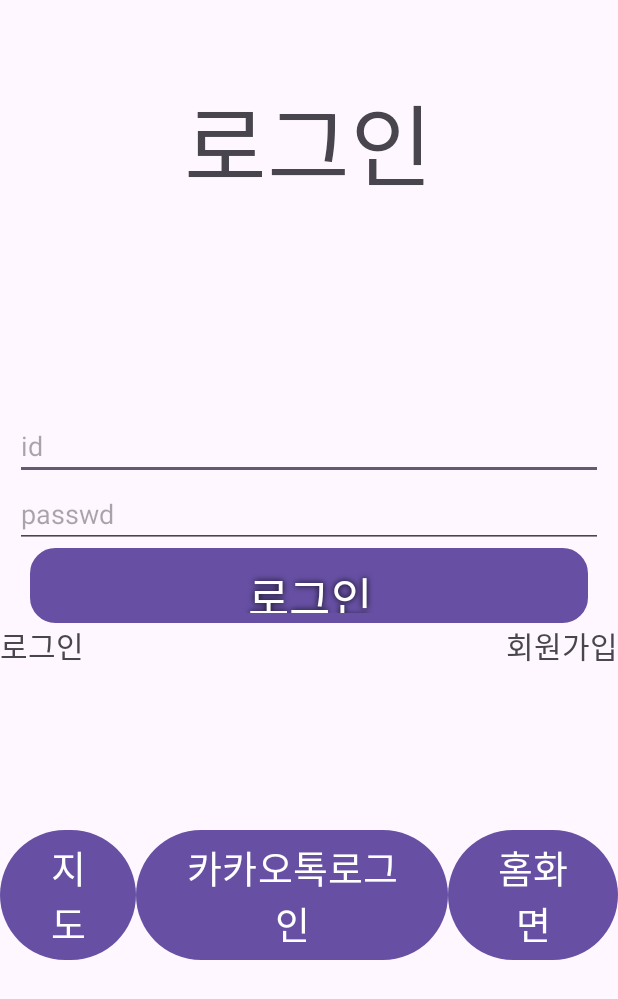
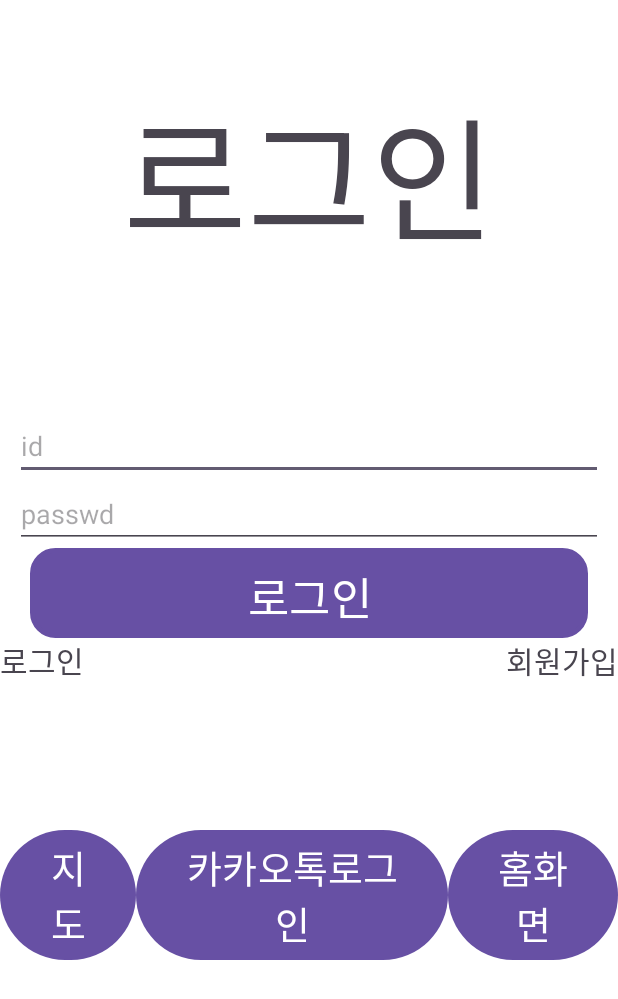
Before and after one commit to HyunBeen0903/MpTeamProject, an Android app: the screen it shows after launch (MainActivity), on a phone screen of 412 x 824 dp. Shown: the top 999 px of the screen. Run offline under Robolectric (Android 15) with nearby library versions, the phone set to English and light mode, and no system bars; our stand-ins replace Firebase (no records; nobody signed in at launch, a user with empty details on screens opened directly); libraries missing offline, so code that uses them is left out: com.kakao.sdk; 1 statement that could not run was skipped.

Commit message:
조금꾸며보았습니다

```diff
--- /dev/null
+++ b/app/src/main/res/drawable/baseline_account_box_24.xml
@@ -0,0 +1,5 @@
+<vector xmlns:android="http://schemas.android.com/apk/res/android" android:height="24dp" android:tint="#E2A9F3" android:viewportHeight="24" android:viewportWidth="24" android:width="24dp">
+
+    <path android:fillColor="@android:color/white" android:pathData="M19,3H5C3.9,3 3,3.9 3,5v14c0,1.1 0.9,2 2,2h14c1.1,0 2,-0.9 2,-2V5C21,3.9 20.1,3 19,3zM12,6c1.93,0 3.5,1.57 3.5,3.5c0,1.93 -1.57,3.5 -3.5,3.5s-3.5,-1.57 -3.5,-3.5C8.5,7.57 10.07,6 12,6zM19,19H5v-0.23c0,-0.62 0.28,-1.2 0.76,-1.58C7.47,15.82 9.64,15 12,15s4.53,0.82 6.24,2.19c0.48,0.38 0.76,0.97 0.76,1.58V19z"/>
+
+</vector>
--- /dev/null
+++ b/app/src/main/res/drawable/baseline_anchor_24.xml
@@ -0,0 +1,5 @@
+<vector xmlns:android="http://schemas.android.com/apk/res/android" android:height="24dp" android:tint="#E2A9F3" android:viewportHeight="24" android:viewportWidth="24" android:width="24dp">
+
+    <path android:fillColor="@android:color/white" android:pathData="M17,15l1.55,1.55c-0.96,1.69 -3.33,3.04 -5.55,3.37V11h3V9h-3V7.82C14.16,7.4 15,6.3 15,5c0,-1.65 -1.35,-3 -3,-3S9,3.35 9,5c0,1.3 0.84,2.4 2,2.82V9H8v2h3v8.92c-2.22,-0.33 -4.59,-1.68 -5.55,-3.37L7,15l-4,-3v3c0,3.88 4.92,7 9,7s9,-3.12 9,-7v-3L17,15zM12,4c0.55,0 1,0.45 1,1s-0.45,1 -1,1s-1,-0.45 -1,-1S11.45,4 12,4z"/>
+
+</vector>
--- /dev/null
+++ b/app/src/main/res/drawable/baseline_map_24.xml
@@ -0,0 +1,5 @@
+<vector xmlns:android="http://schemas.android.com/apk/res/android" android:height="24dp" android:tint="#E2A9F3" android:viewportHeight="24" android:viewportWidth="24" android:width="24dp">
+
+    <path android:fillColor="@android:color/white" android:pathData="M20.5,3l-0.16,0.03L15,5.1 9,3 3.36,4.9c-0.21,0.07 -0.36,0.25 -0.36,0.48V20.5c0,0.28 0.22,0.5 0.5,0.5l0.16,-0.03L9,18.9l6,2.1 5.64,-1.9c0.21,-0.07 0.36,-0.25 0.36,-0.48V3.5c0,-0.28 -0.22,-0.5 -0.5,-0.5zM15,19l-6,-2.11V5l6,2.11V19z"/>
+
+</vector>
--- a/app/src/main/res/layout/activity_main.xml
+++ b/app/src/main/res/layout/activity_main.xml
@@ -3,6 +3,7 @@
     xmlns:tools="http://schemas.android.com/tools"
     android:layout_width="match_parent"
     android:layout_height="match_parent"
+    android:background="#ffffffff"
     android:orientation="vertical" >
     <LinearLayout
         android:layout_width="match_parent"
@@ -14,7 +15,7 @@
             android:layout_width="wrap_content"
             android:layout_height="wrap_content"
             android:layout_gravity="center"
-            android:textSize="60sp"
+            android:textSize="90sp"
             android:fontWeight = "900"
             android:fontFamily="@font/nanumhim"
             android:text="로그인" />
@@ -43,15 +44,11 @@
             android:id="@+id/login"
             android:text="로그인"
             android:fontFamily="@font/nanumhim"
-            android:textColor="#FFFFFF"
             android:textSize="30sp"
             android:layout_width="match_parent"
-            android:layout_height="50dp"
+            android:layout_height="60dp"
             android:background="@drawable/solid_button"
             android:shadowColor="#000000"
-            android:shadowDx="0"
-            android:shadowDy="0"
-            android:shadowRadius="5"
             android:layout_marginRight="20dp"
             android:layout_marginLeft="20dp"/>
         <LinearLayout
--- /dev/null
+++ b/app/src/main/res/layout/backgroundblackline.xml
@@ -0,0 +1,6 @@
+<?xml version="1.0" encoding="utf-8"?>
+<androidx.constraintlayout.widget.ConstraintLayout xmlns:android="http://schemas.android.com/apk/res/android"
+    android:layout_width="match_parent"
+    android:layout_height="match_parent">
+
+</androidx.constraintlayout.widget.ConstraintLayout>
```
Also changed, not shown: app/src/main/res/drawable/backgroundblackline.xml (added, +15 -0 lines), app/src/main/res/layout/activity_home.xml (+8 -6 lines), app/src/main/res/drawable/seeheung.png.
